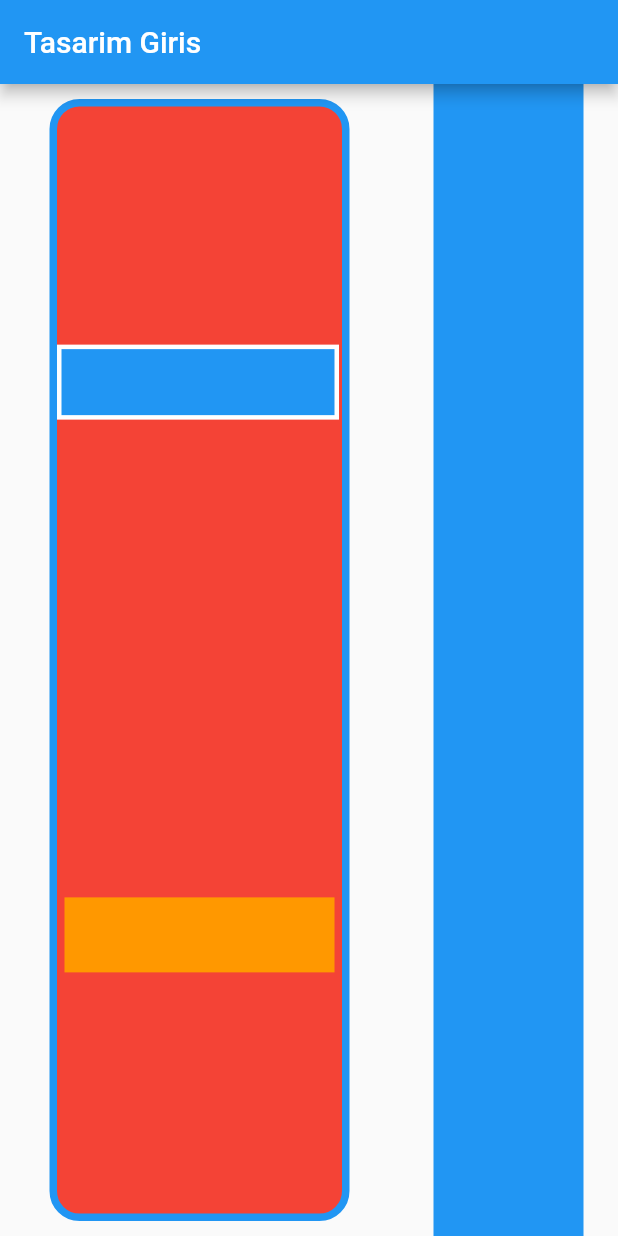
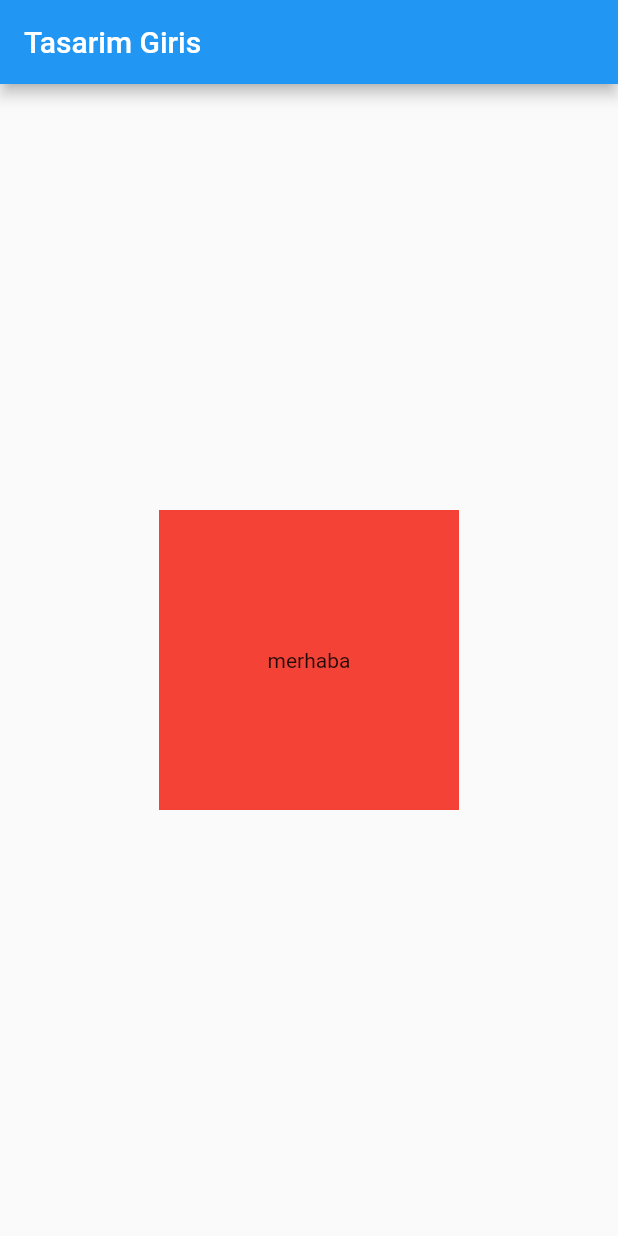
Before and after one commit to tahaturan/flutter_first_project_beginner_level, a Flutter app: the screen it shows after launch, on a phone screen of 412 x 824 dp. Run offline on Flutter 3.47's test engine with Material 2 defaults, Android fonts, the phone set to English and light mode, and no system bars.

Commit message:
Center kullanimi

```diff
--- a/lib/main.dart
+++ b/lib/main.dart
@@ -3,6 +3,7 @@
 void main() {
   runApp(const MyApp());
 }
+
 class MyApp extends StatelessWidget {
   const MyApp({Key? key}) : super(key: key);
   @override
@@ -24,6 +25,7 @@
   @override
   State<MyHomePage> createState() => _MyHomePageState();
 }
+
 class _MyHomePageState extends State<MyHomePage> {
   @override
   Widget build(BuildContext context) {
@@ -31,46 +33,18 @@
       appBar: AppBar(
         title: Text(widget.title),
       ),
-      body: Row(
-        mainAxisAlignment: MainAxisAlignment.spaceAround,
-        crossAxisAlignment: CrossAxisAlignment.stretch,
+      body: Center(
+        child: Row(
+          mainAxisAlignment: MainAxisAlignment.center,
           children: [
             Container(
-          margin: const EdgeInsets.all(10),
               width: 200,
               height: 200,
-          decoration: BoxDecoration(
               color: Colors.red,
-          border: Border.all(
-            color: Colors.blue,
-            width: 5,
+              child:  Center(child: Text("merhaba")),
             ),
-          borderRadius: const BorderRadius.all(Radius.circular(20)),
-          ),
-          child: Column(
-            crossAxisAlignment: CrossAxisAlignment.stretch,
-            mainAxisAlignment: MainAxisAlignment.spaceAround,
-            children: [
-              Container(
-
-                margin: const EdgeInsets.only(left: 0,top: 3,right: 2,bottom: 2),
-                width: 50,
-                height: 50,
-                decoration: BoxDecoration(
-                  color: Colors.blue,
-                  border: Border.all(
-                    color: Colors.white,
-                    width: 3,
-                  )
-                ),
-              ),
-              Container(width: 50,height: 50,color: Colors.orange, margin: const EdgeInsets.all(5),),
           ],
         ),
-
-          ),
-          Container(width: 100,height: 100,color: Colors.blue,),
-        ],
       ),
     );
   }
```
Lines whose indentation alone changed are shown as unchanged.
